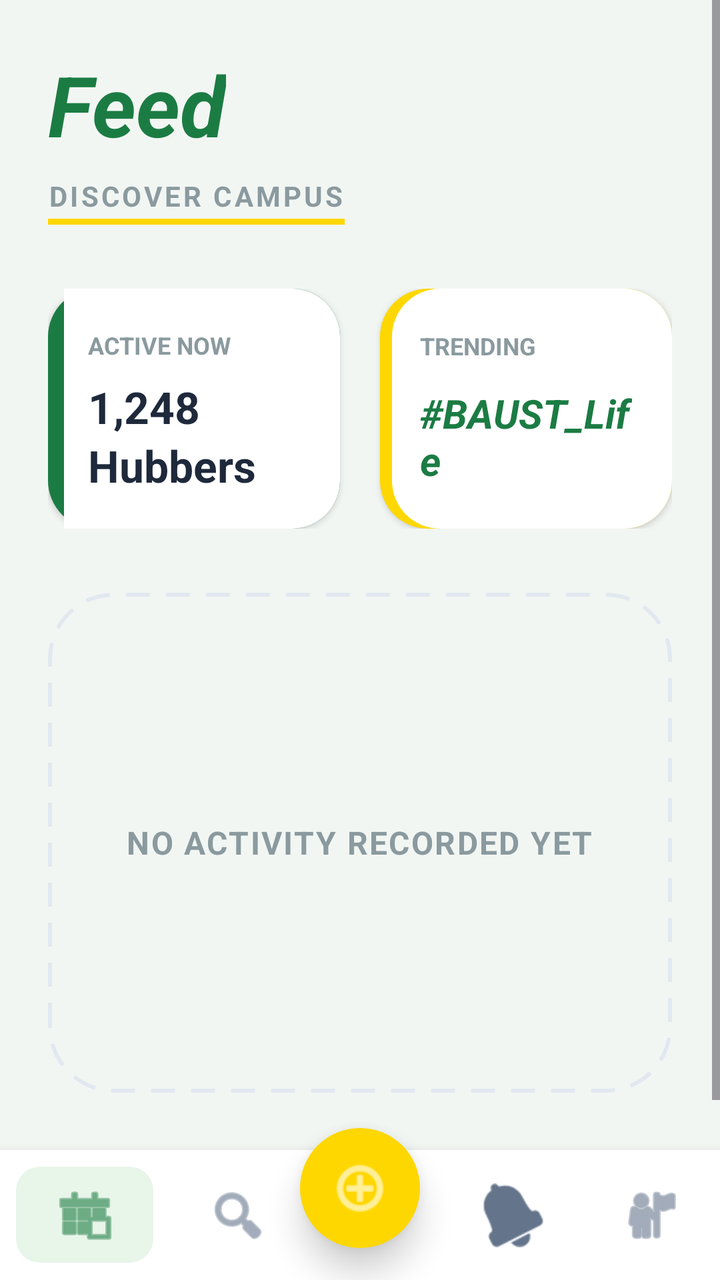
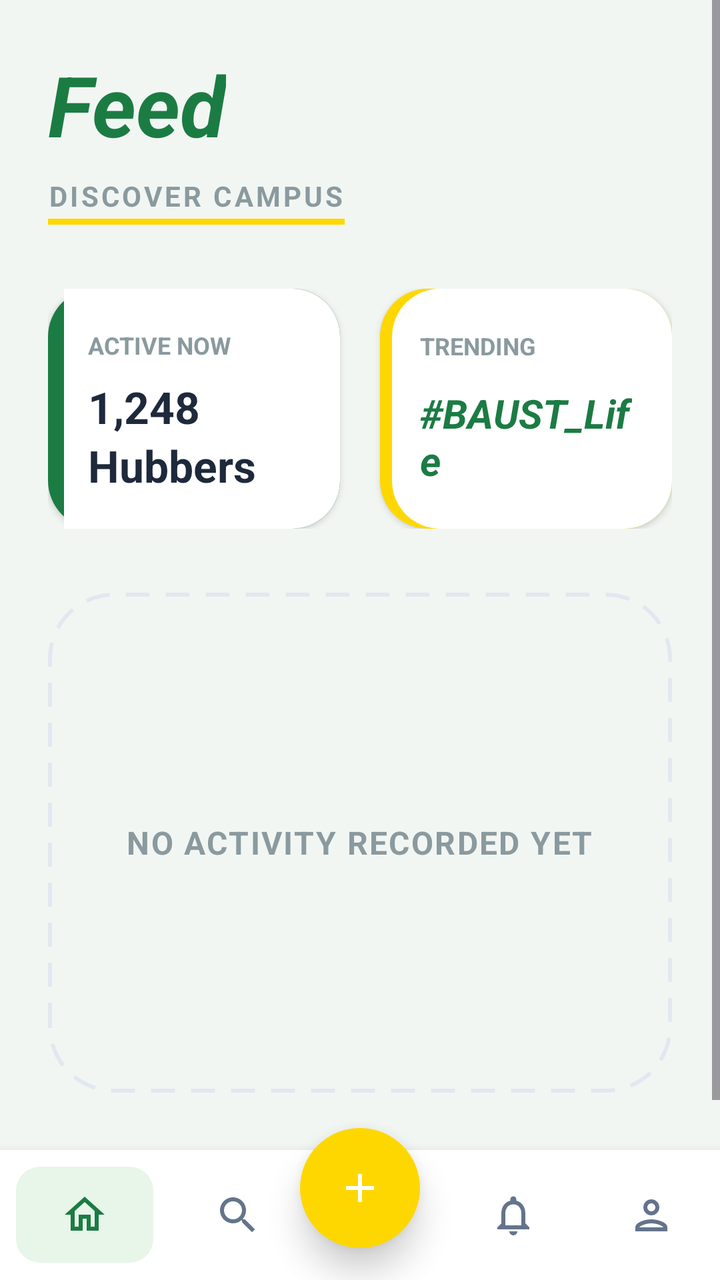

Two renders of the same Android screen: before a commit and after it. Below are the layout's source before the change and the commit's diff.
<!-- AndroidManifest.xml: application theme Theme.BAUSThub -->
<!-- res/layout/activity_main.xml -->
<?xml version="1.0" encoding="utf-8"?>
<androidx.constraintlayout.widget.ConstraintLayout xmlns:android="http://schemas.android.com/apk/res/android"
    xmlns:app="http://schemas.android.com/apk/res-auto"
    android:layout_width="match_parent"
    android:layout_height="match_parent"
    android:background="@color/feed_bg">

    <ScrollView
        android:layout_width="match_parent"
        android:layout_height="0dp"
        android:fillViewport="true"
        app:layout_constraintBottom_toTopOf="@+id/bottomNavContainer"
        app:layout_constraintTop_toTopOf="parent">

        <LinearLayout
            android:layout_width="match_parent"
            android:layout_height="wrap_content"
            android:orientation="vertical"
            android:padding="24dp">

            <TextView
                android:id="@+id/tvFeedTitle"
                android:layout_width="wrap_content"
                android:layout_height="wrap_content"
                android:text="Feed"
                android:textColor="@color/baust_green"
                android:textSize="42sp"
                android:textStyle="bold|italic" />

            <LinearLayout
                android:layout_width="wrap_content"
                android:layout_height="wrap_content"
                android:layout_marginTop="8dp"
                android:orientation="vertical">

                <TextView
                    android:layout_width="wrap_content"
                    android:layout_height="wrap_content"
                    android:letterSpacing="0.1"
                    android:text="DISCOVER CAMPUS"
                    android:textColor="@color/discover_text"
                    android:textSize="14sp"
                    android:textStyle="bold" />

                <View
                    android:layout_width="match_parent"
                    android:layout_height="3dp"
                    android:layout_marginTop="2dp"
                    android:background="@color/baust_yellow" />
            </LinearLayout>

            <LinearLayout
                android:layout_width="match_parent"
                android:layout_height="wrap_content"
                android:layout_marginTop="32dp"
                android:orientation="horizontal">

                <LinearLayout
                    android:layout_width="0dp"
                    android:layout_height="120dp"
                    android:layout_marginEnd="10dp"
                    android:layout_weight="1"
                    android:background="@drawable/card_active_now"
                    android:elevation="2dp"
                    android:gravity="center_vertical"
                    android:orientation="vertical"
                    android:padding="20dp">

                    <TextView
                        android:layout_width="wrap_content"
                        android:layout_height="wrap_content"
                        android:text="ACTIVE NOW"
                        android:textColor="@color/discover_text"
                        android:textSize="12sp"
                        android:textStyle="bold" />

                    <TextView
                        android:layout_width="wrap_content"
                        android:layout_height="wrap_content"
                        android:layout_marginTop="8dp"
                        android:text="1,248"
                        android:textColor="@color/text_dark"
                        android:textSize="22sp"
                        android:textStyle="bold" />

                    <TextView
                        android:layout_width="wrap_content"
                        android:layout_height="wrap_content"
                        android:text="Hubbers"
                        android:textColor="@color/text_dark"
                        android:textSize="22sp"
                        android:textStyle="bold" />
                </LinearLayout>

                <LinearLayout
                    android:layout_width="0dp"
                    android:layout_height="120dp"
                    android:layout_marginStart="10dp"
                    android:layout_weight="1"
                    android:background="@drawable/card_trending"
                    android:elevation="2dp"
                    android:gravity="center_vertical"
                    android:orientation="vertical"
                    android:padding="20dp">

                    <TextView
                        android:layout_width="wrap_content"
                        android:layout_height="wrap_content"
                        android:text="TRENDING"
                        android:textColor="@color/discover_text"
                        android:textSize="12sp"
                        android:textStyle="bold" />

                    <TextView
                        android:layout_width="wrap_content"
                        android:layout_height="wrap_content"
                        android:layout_marginTop="12dp"
                        android:text="#BAUST_Life"
                        android:textColor="@color/baust_green"
                        android:textSize="20sp"
                        android:textStyle="bold|italic" />
                </LinearLayout>
            </LinearLayout>

            <FrameLayout
                android:layout_width="match_parent"
                android:layout_height="250dp"
                android:layout_marginTop="32dp"
                android:background="@drawable/dashed_border_card"
                android:padding="20dp">

                <TextView
                    android:layout_width="wrap_content"
                    android:layout_height="wrap_content"
                    android:layout_gravity="center"
                    android:gravity="center"
                    android:letterSpacing="0.05"
                    android:text="NO ACTIVITY RECORDED YET"
                    android:textColor="@color/discover_text"
                    android:textSize="16sp"
                    android:textStyle="bold" />
            </FrameLayout>

        </LinearLayout>
    </ScrollView>

    <androidx.constraintlayout.widget.ConstraintLayout
        android:id="@+id/bottomNavContainer"
        android:layout_width="match_parent"
        android:layout_height="80dp"
        app:layout_constraintBottom_toBottomOf="parent">

        <LinearLayout
            android:id="@+id/bottomNav"
            android:layout_width="match_parent"
            android:layout_height="65dp"
            android:background="@color/white"
            android:gravity="center_vertical"
            android:orientation="horizontal"
            android:elevation="8dp"
            app:layout_constraintBottom_toBottomOf="parent">

            <ImageButton
                android:id="@+id/btnNavHome"
                android:layout_width="0dp"
                android:layout_height="48dp"
                android:layout_weight="1"
                android:layout_margin="8dp"
                android:background="@drawable/nav_item_bg"
                android:src="@android:drawable/ic_menu_today"
                app:tint="@color/baust_green"
                android:contentDescription="Home" />

            <ImageButton
                android:id="@+id/btnNavSearch"
                android:layout_width="0dp"
                android:layout_height="match_parent"
                android:layout_weight="1"
                android:background="?attr/selectableItemBackgroundBorderless"
                android:src="@android:drawable/ic_menu_search"
                app:tint="@color/text_grey"
                android:contentDescription="Search" />

            <View
                android:layout_width="0dp"
                android:layout_height="match_parent"
                android:layout_weight="1" />

            <ImageButton
                android:id="@+id/btnNavNotifications"
                android:layout_width="0dp"
                android:layout_height="match_parent"
                android:layout_weight="1"
                android:background="?attr/selectableItemBackgroundBorderless"
                android:src="@android:drawable/ic_popup_reminder"
                app:tint="@color/text_grey"
                android:contentDescription="Notifications" />

            <ImageButton
                android:id="@+id/btnNavProfile"
                android:layout_width="0dp"
                android:layout_height="match_parent"
                android:layout_weight="1"
                android:background="?attr/selectableItemBackgroundBorderless"
                android:src="@android:drawable/ic_menu_myplaces"
                app:tint="@color/text_grey"
                android:contentDescription="Profile" />

        </LinearLayout>

        <ImageButton
            android:id="@+id/btnAdd"
            android:layout_width="60dp"
            android:layout_height="60dp"
            android:background="@drawable/circle_solid_yellow"
            android:elevation="10dp"
            android:padding="12dp"
            android:scaleType="centerInside"
            android:src="@android:drawable/ic_menu_add"
            app:layout_constraintBottom_toBottomOf="parent"
            app:layout_constraintEnd_toEndOf="parent"
            app:layout_constraintStart_toStartOf="parent"
            app:layout_constraintTop_toTopOf="parent"
            app:layout_constraintVertical_bias="0.2"
            app:tint="@color/white"
            android:contentDescription="Add" />

    </androidx.constraintlayout.widget.ConstraintLayout>

</androidx.constraintlayout.widget.ConstraintLayout>
<!-- resources referenced by this layout -->
<resources>
  <color name="baust_green">#1B7C43</color>
  <color name="baust_yellow">#FFD700</color>
  <color name="discover_text">#8A9A9F</color>
  <color name="feed_bg">#F2F6F3</color>
  <color name="text_dark">#1E293B</color>
  <color name="text_grey">#64748B</color>
  <color name="white">#FFFFFFFF</color>
  <!-- drawable circle_solid_yellow (drawable) -->
  <?xml version="1.0" encoding="utf-8"?>
  <shape xmlns:android="http://schemas.android.com/apk/res/android"
      android:shape="oval">
      <solid android:color="@color/baust_yellow" />
  </shape>
  <!-- drawable dashed_border_card (drawable) -->
  <?xml version="1.0" encoding="utf-8"?>
  <shape xmlns:android="http://schemas.android.com/apk/res/android">
      <solid android:color="@android:color/transparent" />
      <stroke
          android:width="2dp"
          android:color="@color/border_grey"
          android:dashGap="8dp"
          android:dashWidth="12dp" />
      <corners android:radius="32dp" />
  </shape>
  <!-- drawable nav_item_bg (drawable) -->
  <?xml version="1.0" encoding="utf-8"?>
  <shape xmlns:android="http://schemas.android.com/apk/res/android">
      <solid android:color="#E8F5E9" />
      <corners android:radius="12dp" />
  </shape>
  <style name="Theme.BAUSThub" parent="Base.Theme.BAUSThub" />
  <color name="border_grey">#E2E8F0</color>
  <style name="Base.Theme.BAUSThub" parent="Theme.Material3.DayNight.NoActionBar">
          
          
      </style>
  <!-- unchanged entries left out for length: 2 -->
</resources>

<!-- the commit's change to res/layout/activity_main.xml (unified diff, before → after) -->
@@ -167,7 +167,7 @@
                 android:layout_weight="1"
                 android:layout_margin="8dp"
                 android:background="@drawable/nav_item_bg"
-                android:src="@android:drawable/ic_menu_today"
+                android:src="@drawable/ic_nav_home"
                 app:tint="@color/baust_green"
                 android:contentDescription="Home" />
 
@@ -177,7 +177,7 @@
                 android:layout_height="match_parent"
                 android:layout_weight="1"
                 android:background="?attr/selectableItemBackgroundBorderless"
-                android:src="@android:drawable/ic_menu_search"
+                android:src="@drawable/ic_nav_search"
                 app:tint="@color/text_grey"
                 android:contentDescription="Search" />
 
@@ -192,7 +192,7 @@
                 android:layout_height="match_parent"
                 android:layout_weight="1"
                 android:background="?attr/selectableItemBackgroundBorderless"
-                android:src="@android:drawable/ic_popup_reminder"
+                android:src="@drawable/ic_nav_notifications"
                 app:tint="@color/text_grey"
                 android:contentDescription="Notifications" />
 
@@ -202,7 +202,7 @@
                 android:layout_height="match_parent"
                 android:layout_weight="1"
                 android:background="?attr/selectableItemBackgroundBorderless"
-                android:src="@android:drawable/ic_menu_myplaces"
+                android:src="@drawable/ic_nav_profile"
                 app:tint="@color/text_grey"
                 android:contentDescription="Profile" />
 
@@ -216,7 +216,7 @@
             android:elevation="10dp"
             android:padding="12dp"
             android:scaleType="centerInside"
-            android:src="@android:drawable/ic_menu_add"
+            android:src="@drawable/ic_nav_add"
             app:layout_constraintBottom_toBottomOf="parent"
             app:layout_constraintEnd_toEndOf="parent"
             app:layout_constraintStart_toStartOf="parent"
<!-- resource entries referenced after the edit -->
@@ -24,6 +24,56 @@
           android:dashWidth="12dp" />
       <corners android:radius="32dp" />
   </shape>
+  <!-- drawable ic_nav_add (drawable) -->
+  <vector xmlns:android="http://schemas.android.com/apk/res/android"
+      android:width="24dp"
+      android:height="24dp"
+      android:viewportWidth="24"
+      android:viewportHeight="24">
+      <path
+          android:fillColor="@color/white"
+          android:pathData="M19,13h-6v6h-2v-6H5v-2h6V5h2v6h6v2z" />
+  </vector>
+  <!-- drawable ic_nav_home (drawable) -->
+  <vector xmlns:android="http://schemas.android.com/apk/res/android"
+      android:width="24dp"
+      android:height="24dp"
+      android:viewportWidth="24"
+      android:viewportHeight="24">
+      <path
+          android:fillColor="@color/text_grey"
+          android:pathData="M12,5.69l5,4.5V18h-2v-6H9v6H7v-7.81L12,5.69M12,3L2,12h3v8h6v-6h2v6h6v-8h3L12,3z" />
+  </vector>
+  <!-- drawable ic_nav_notifications (drawable) -->
+  <vector xmlns:android="http://schemas.android.com/apk/res/android"
+      android:width="24dp"
+      android:height="24dp"
+      android:viewportWidth="24"
+      android:viewportHeight="24">
+      <path
+          android:fillColor="@color/text_grey"
+          android:pathData="M12,22c1.1,0 2,-0.9 2,-2h-4c0,1.1 0.9,2 2,2zM18,16v-5c0,-3.07 -1.63,-5.64 -4.5,-6.32V4c0,-0.83 -0.67,-1.5 -1.5,-1.5s-1.5,0.67 -1.5,1.5v0.68C7.64,5.36 6,7.92 6,11v5l-2,2v1h16v-1l-2,-2zM16,17H8v-6c0,-2.48 1.51,-4.5 4,-4.5s4,2.02 4,4.5v6z" />
+  </vector>
+  <!-- drawable ic_nav_profile (drawable) -->
+  <vector xmlns:android="http://schemas.android.com/apk/res/android"
+      android:width="24dp"
+      android:height="24dp"
+      android:viewportWidth="24"
+      android:viewportHeight="24">
+      <path
+          android:fillColor="@color/text_grey"
+          android:pathData="M12,6c1.1,0 2,0.9 2,2s-0.9,2 -2,2 -2,-0.9 -2,-2 0.9,-2 2,-2m0,10c2.7,0 5.8,1.29 6,2H6c0.23,-0.72 3.31,-2 6,-2m0,-12C9.79,4 8,5.79 8,8s1.79,4 4,4 4,-1.79 4,-4 -1.79,-4 -4,-4zm0,10c-2.67,0 -8,1.33 -8,4v2h16v-2c0,-2.67 -5.33,-4 -8,-4z" />
+  </vector>
+  <!-- drawable ic_nav_search (drawable) -->
+  <vector xmlns:android="http://schemas.android.com/apk/res/android"
+      android:width="24dp"
+      android:height="24dp"
+      android:viewportWidth="24"
+      android:viewportHeight="24">
+      <path
+          android:fillColor="@color/text_grey"
+          android:pathData="M15.5,14h-0.79l-0.28,-0.27C15.41,12.59 16,11.11 16,9.5 16,5.91 13.09,3 9.5,3S3,5.91 3,9.5 5.91,16 9.5,16c1.61,0 3.09,-0.59 4.23,-1.57l0.27,0.28v0.79l5,4.99L20.49,19l-4.99,-5zM9.5,14C7.01,14 5,11.99 5,9.5S7.01,5 9.5,5 14,7.01 14,9.5 11.99,14 9.5,14z" />
+  </vector>
   <!-- drawable nav_item_bg (drawable) -->
   <?xml version="1.0" encoding="utf-8"?>
   <shape xmlns:android="http://schemas.android.com/apk/res/android">
